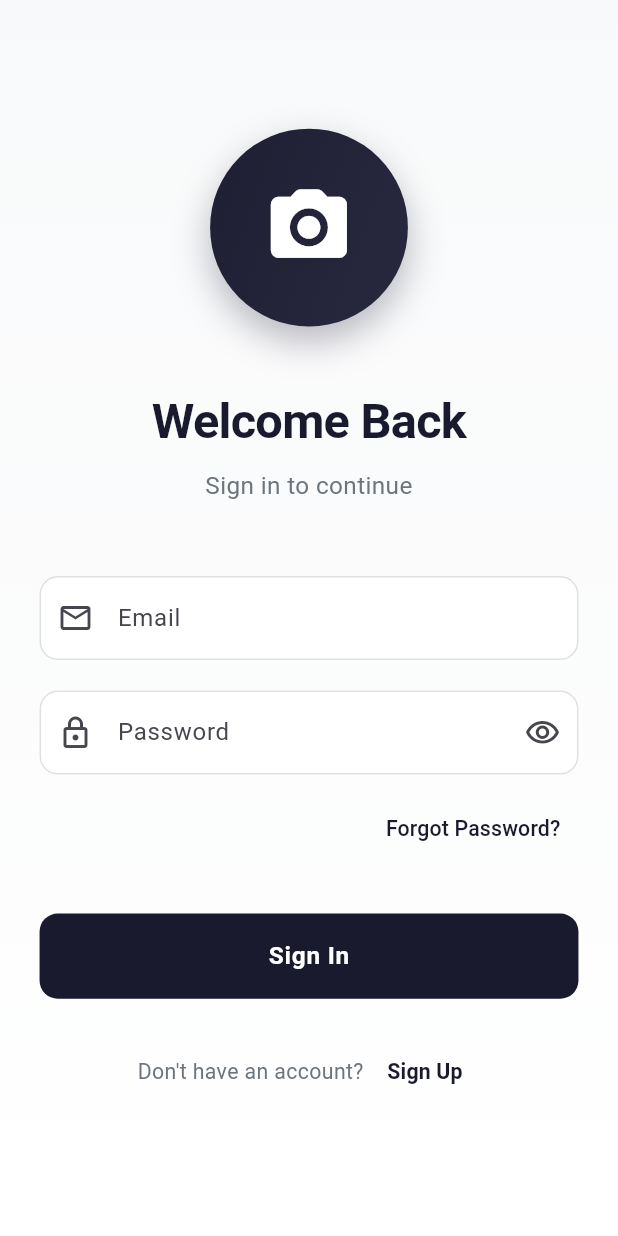
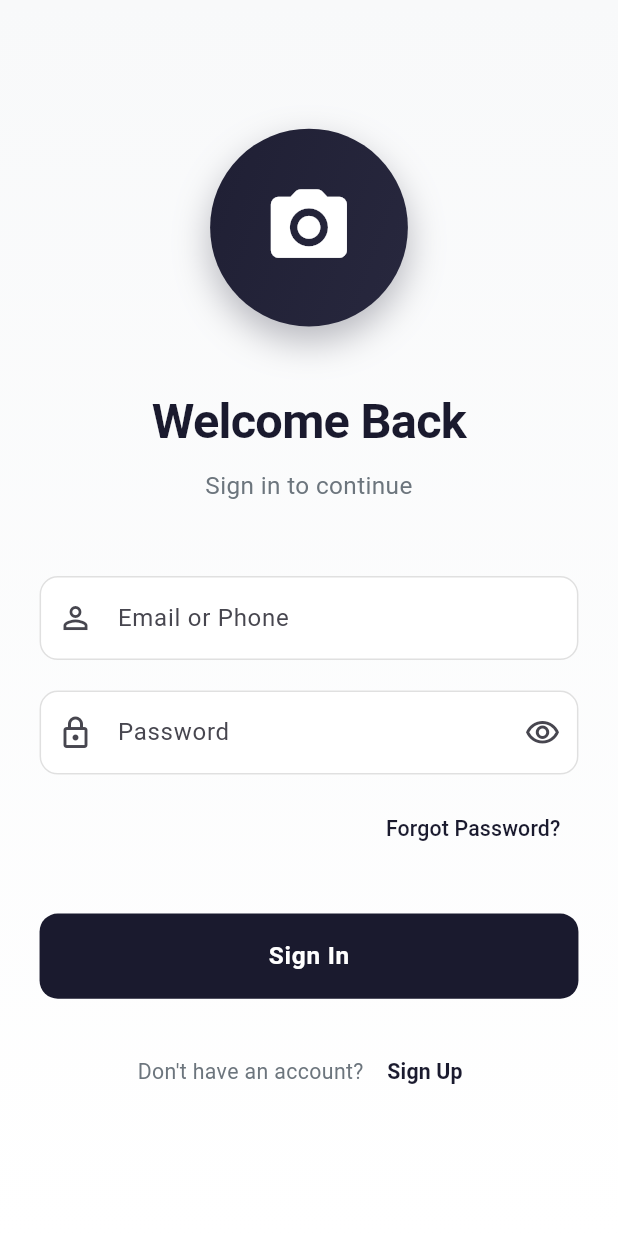
Before and after one commit to devmhsagar/realtog, a Flutter app: the screen it shows after launch, on a phone screen of 412 x 824 dp. Run offline on Flutter 3.47's test engine with Material 3 defaults, Android fonts, the phone set to English and light mode, and no system bars; our stand-ins replace dio, flutter_riverpod, flutter_screenutil, flutter_secure_storage, fpdart.

Commit message:
Integrated login api

```diff
--- a/lib/main.dart
+++ b/lib/main.dart
@@ -2,7 +2,7 @@ import 'package:flutter/material.dart';
 import 'package:flutter_riverpod/flutter_riverpod.dart';
 import 'package:flutter_screenutil/flutter_screenutil.dart';
 import 'package:realtog/core/constants/app_colors.dart';
-import 'package:realtog/pages/auth/login_page.dart';
+import 'package:realtog/pages/root_page.dart';
 
 void main() {
   runApp(const ProviderScope(child: App()));
@@ -53,7 +53,7 @@ class App extends StatelessWidget {
           home: child,
         );
       },
-      child: const LoginPage(),
+      child: const RootPage(),
     );
   }
 }
--- /dev/null
+++ b/lib/models/user_model.dart
@@ -0,0 +1,39 @@
+class UserModel {
+  final String id;
+  final String name;
+  final String email;
+  final String phone;
+  final bool emailVerified;
+  final String role;
+
+  UserModel({
+    required this.id,
+    required this.name,
+    required this.email,
+    required this.phone,
+    required this.emailVerified,
+    required this.role,
+  });
+
+  factory UserModel.fromJson(Map<String, dynamic> json) {
+    return UserModel(
+      id: json['id'] as String,
+      name: json['name'] as String,
+      email: json['email'] as String,
+      phone: json['phone'] as String,
+      emailVerified: json['emailVerified'] as bool,
+      role: json['role'] as String,
+    );
+  }
+
+  Map<String, dynamic> toJson() {
+    return {
+      'id': id,
+      'name': name,
+      'email': email,
+      'phone': phone,
+      'emailVerified': emailVerified,
+      'role': role,
+    };
+  }
+}
--- a/lib/pages/auth/login_page.dart
+++ b/lib/pages/auth/login_page.dart
@@ -40,13 +40,13 @@ class _LoginPageState extends ConsumerState<LoginPage> {
     ref.listen<AuthState>(authNotifierProvider, (previous, next) {
       if (next.isAuthenticated &&
           (previous == null || !previous.isAuthenticated)) {
-        // TODO: Navigate to home page
         ScaffoldMessenger.of(context).showSnackBar(
           const SnackBar(
             content: Text('Login successful!'),
             backgroundColor: AppColors.success,
           ),
         );
+        // Navigation is handled by RootPage based on auth state
       }
       if (next.error != null) {
         ScaffoldMessenger.of(context).showSnackBar(
@@ -116,15 +116,15 @@ class _LoginPageState extends ConsumerState<LoginPage> {
                     ),
                     SizedBox(height: 48.h),
 
-                    // Email Field
+                    // Email or Phone Field
                     TextFormField(
                       controller: _emailController,
-                      keyboardType: TextInputType.emailAddress,
+                      keyboardType: TextInputType.text,
                       textInputAction: TextInputAction.next,
                       decoration: InputDecoration(
-                        labelText: 'Email',
-                        hintText: 'Enter your email',
-                        prefixIcon: const Icon(Icons.email_outlined),
+                        labelText: 'Email or Phone',
+                        hintText: 'Enter your email or phone',
+                        prefixIcon: const Icon(Icons.person_outline),
                         filled: true,
                         fillColor: AppColors.surface,
                         border: OutlineInputBorder(
@@ -156,10 +156,7 @@ class _LoginPageState extends ConsumerState<LoginPage> {
                       ),
                       validator: (value) {
                         if (value == null || value.isEmpty) {
-                          return 'Please enter your email';
-                        }
-                        if (!value.contains('@')) {
-                          return 'Please enter a valid email';
+                          return 'Please enter your email or phone';
                         }
                         return null;
                       },
--- /dev/null
+++ b/lib/pages/root_page.dart
@@ -0,0 +1,30 @@
+import 'package:flutter/material.dart';
+import 'package:flutter_riverpod/flutter_riverpod.dart';
+import 'auth/login_page.dart';
+import 'home/home_page.dart';
+import '../providers/auth_provider.dart';
+
+class RootPage extends ConsumerWidget {
+  const RootPage({super.key});
+
+  @override
+  Widget build(BuildContext context, WidgetRef ref) {
+    final authState = ref.watch(authNotifierProvider);
+
+    // Show loading while checking auth status
+    if (authState.isLoading && !authState.isAuthenticated) {
+      return const Scaffold(
+        body: Center(
+          child: CircularProgressIndicator(),
+        ),
+      );
+    }
+
+    // Navigate based on authentication status
+    if (authState.isAuthenticated) {
+      return const HomePage();
+    } else {
+      return const LoginPage();
+    }
+  }
+}
```
Also changed, not shown: lib/core/services/auth_service.dart (added, +83 -0 lines), lib/pages/home/home_page.dart (added, +203 -0 lines), lib/providers/auth_provider.dart (+46 -27 lines).
